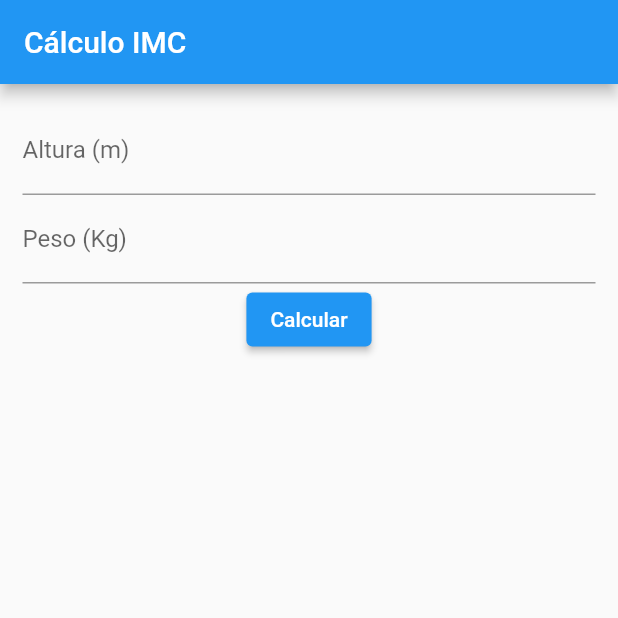
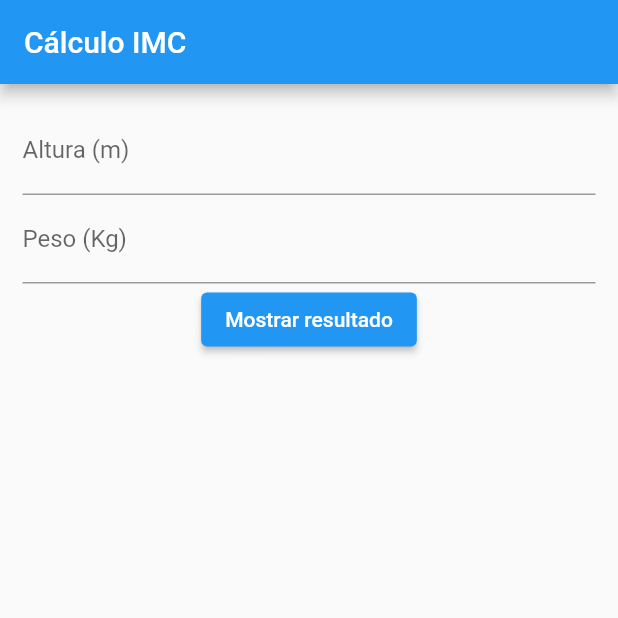
Before and after one commit to gahmorais/mba-desafio-flutter-m01, a Flutter app: the screen it shows after launch, on a phone screen of 412 x 824 dp, the top half of it. Run offline on Flutter 3.47's test engine with Material 2 defaults, Android fonts, the phone set to English and light mode, and no system bars.

Commit message:
Realizado transição de telas para calculo e apresentação dos resultados do imc; Calculo do IMC; Rotas das telas;

```diff
--- a/lib/main.dart
+++ b/lib/main.dart
@@ -1,4 +1,6 @@
 import 'package:flutter/material.dart';
+import 'package:flutter_project/routes/AppRoutes.dart';
+import 'package:flutter_project/views/show_imc_data.dart';
 
 import 'views/input_imc_data.dart';
 
@@ -12,7 +14,10 @@ class MyApp extends StatelessWidget {
   @override
   Widget build(BuildContext context) {
     return MaterialApp(
-      home: InputImcData(),
+      routes: {
+        AppRoutes.INPUT_DATA: (_) => const InputImcDataStateful(),
+        AppRoutes.SHOW_DATA: (_) => const ShowImcData()
+      },
     );
   }
 }
--- /dev/null
+++ b/lib/models/Imc.dart
@@ -0,0 +1,7 @@
+import 'package:flutter/material.dart';
+
+class Imc {
+  double height;
+  double weight;
+  Imc({required this.height, required this.weight});
+}
--- /dev/null
+++ b/lib/routes/AppRoutes.dart
@@ -0,0 +1,4 @@
+class AppRoutes {
+  static const INPUT_DATA = "/";
+  static const SHOW_DATA = "/show_data_imc";
+}
--- /dev/null
+++ b/lib/utils/calculateIMC.dart
@@ -0,0 +1,5 @@
+double calculateImc(double height, double weight) {
+  print(height);
+  print(weight);
+  return weight / (height * height);
+}
--- a/lib/views/input_imc_data.dart
+++ b/lib/views/input_imc_data.dart
@@ -1,10 +1,18 @@
 import 'package:flutter/material.dart';
+import 'package:flutter_project/routes/AppRoutes.dart';
 
-class InputImcData extends StatelessWidget {
-  final _form = GlobalKey<FormState>();
+import '../models/Imc.dart';
 
-  InputImcData({super.key});
+class InputImcDataStateful extends StatefulWidget {
+  const InputImcDataStateful({super.key});
 
+  @override
+  State<StatefulWidget> createState() => InputImcData();
+}
+
+class InputImcData extends State<InputImcDataStateful> {
+  final _formKey = GlobalKey<FormState>();
+  final Map<String, double> _form = {};
   @override
   Widget build(BuildContext context) {
     return Scaffold(
@@ -14,20 +22,34 @@ class InputImcData extends StatelessWidget {
       body: Padding(
         padding: const EdgeInsets.all(15),
         child: Form(
-          key: _form,
+          key: _formKey,
           child: Column(children: [
             TextFormField(
               decoration: const InputDecoration(labelText: "Altura (m)"),
-              onSaved: (value) => print(value),
+              keyboardType:
+                  const TextInputType.numberWithOptions(decimal: true),
+              onSaved: (value) {
+                _form['height'] = double.parse(value!);
+              },
             ),
             TextFormField(
               decoration: const InputDecoration(labelText: "Peso (Kg)"),
-              onSaved: (value) => print(value),
+              keyboardType:
+                  const TextInputType.numberWithOptions(decimal: true),
+              onSaved: (value) => {_form['weight'] = double.parse(value!)},
             ),
             Row(
               mainAxisAlignment: MainAxisAlignment.center,
               children: [
-                ElevatedButton(onPressed: (){}, child: const Text("Calcular"))
+                ElevatedButton(
+                    onPressed: () {
+                      _formKey.currentState?.save();
+                      final imc = Imc(
+                          height: _form['height']!, weight: _form['weight']!);
+                      Navigator.of(context)
+                          .pushNamed(AppRoutes.SHOW_DATA, arguments: imc);
+                    },
+                    child: const Text("Mostrar resultado"))
               ],
             )
           ]),
```
Also changed, not shown: lib/components/TextComponent.dart (added, +11 -0 lines), lib/views/show_data_imc.dart (deleted, +0 -14 lines), lib/views/show_imc_data.dart (added, +30 -0 lines).
